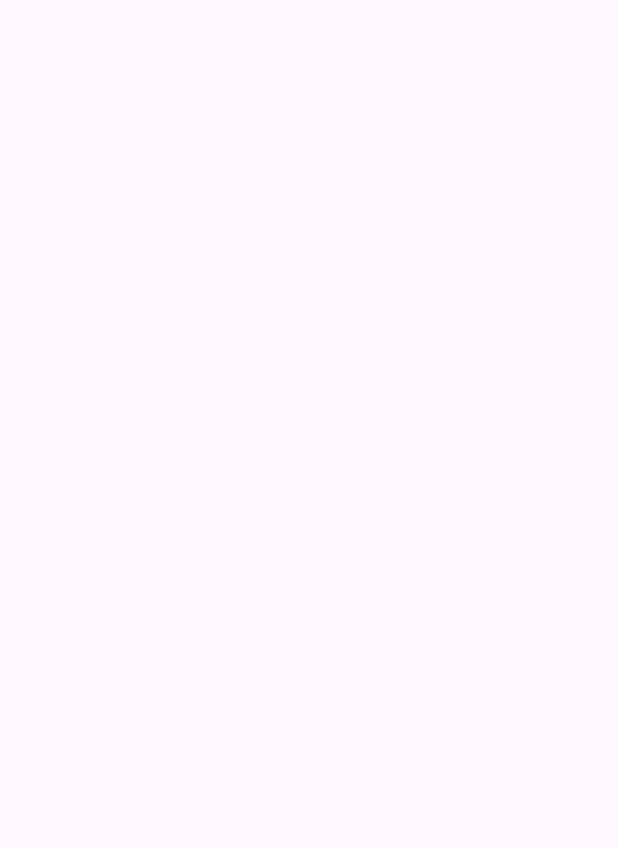
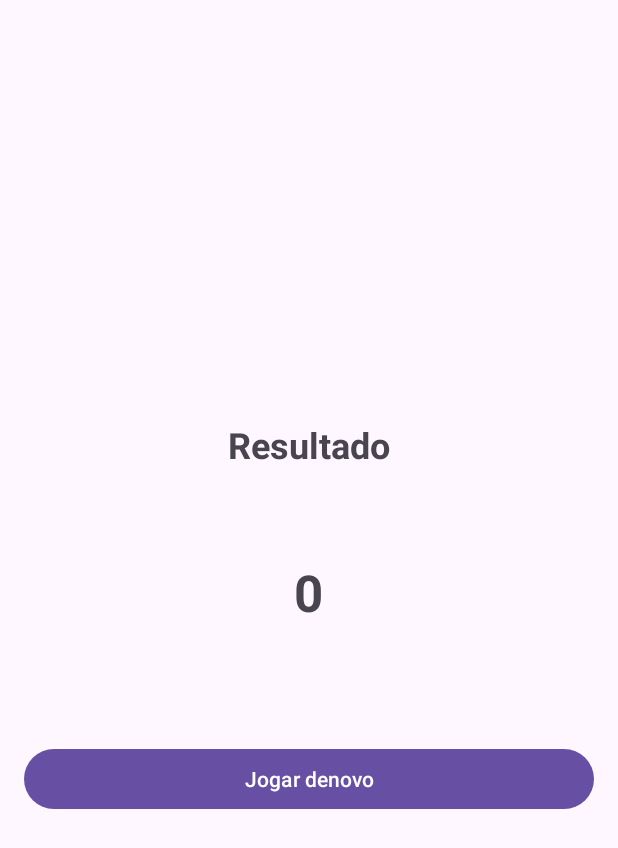
Before and after one commit to rdlf9254/flag-app, an Android app: the ResultActivity screen opened directly, with no data from a screen before it, on a phone screen of 412 x 824 dp. Before the commit the part shown is empty. Shown: the top 848 px of the screen. Run offline under Robolectric (Android 15) with nearby library versions, the phone set to English and light mode, and no system bars.

Commit message:
tela de resultado pronta

```diff
--- a/flagApp/app/src/main/java/br/ufpr/flagapp/QuizActivity.kt
+++ b/flagApp/app/src/main/java/br/ufpr/flagapp/QuizActivity.kt
@@ -97,19 +97,19 @@ class QuizActivity : AppCompatActivity() {
 
         if (userAnswer.equals(question.countryName, ignoreCase = true)) {
             score += 20
-            tvFeedback.text = "Correto!"
-            resultsSummary.add("Pergunta ${currentQuestionIndex}: Correto")
+            tvFeedback.text = "Acertou!"
+            resultsSummary.add("Pais ${question.countryName}: Acertou")
         } else {
-            tvFeedback.text = "Incorreto! Resposta: ${question.countryName}"
-            resultsSummary.add("Pergunta ${currentQuestionIndex}: Incorreto (Resposta: ${question.countryName})")
+            tvFeedback.text = "Errou! Era ${question.countryName}"
+            resultsSummary.add("Pais ${question.countryName}: Errou")
         }
 
         tvFeedback.visibility = View.VISIBLE
         etAnswer.isEnabled = false
-        btnSubmit.text = "Próxima Pergunta"
+        btnSubmit.text = "Próxima"
 
         if (currentQuestionIndex == questions.size) {
-            btnSubmit.text = "Ver Resultados"
+            btnSubmit.text = "Resultado"
         }
     }
 }
--- a/flagApp/app/src/main/java/br/ufpr/flagapp/ResultActivity.kt
+++ b/flagApp/app/src/main/java/br/ufpr/flagapp/ResultActivity.kt
@@ -5,16 +5,32 @@ import androidx.activity.enableEdgeToEdge
 import androidx.appcompat.app.AppCompatActivity
 import androidx.core.view.ViewCompat
 import androidx.core.view.WindowInsetsCompat
+import android.content.Intent
+import android.widget.Button
+import android.widget.TextView
 
 class ResultActivity : AppCompatActivity() {
     override fun onCreate(savedInstanceState: Bundle?) {
         super.onCreate(savedInstanceState)
-        enableEdgeToEdge()
         setContentView(R.layout.activity_result)
-        ViewCompat.setOnApplyWindowInsetsListener(findViewById(R.id.main)) { v, insets ->
-            val systemBars = insets.getInsets(WindowInsetsCompat.Type.systemBars())
-            v.setPadding(systemBars.left, systemBars.top, systemBars.right, systemBars.bottom)
-            insets
+
+        val tvPlayerName: TextView = findViewById(R.id.tvPlayerName)
+        val tvScore: TextView = findViewById(R.id.tvScore)
+        val tvResultsSummary: TextView = findViewById(R.id.tvResultsSummary)
+        val btnPlayAgain: Button = findViewById(R.id.btnPlayAgain)
+
+        val playerName = intent.getStringExtra("PLAYER_NAME")
+        val score = intent.getIntExtra("SCORE", 0)
+        val resultsSummary = intent.getStringArrayListExtra("RESULTS_SUMMARY")
+
+        tvPlayerName.text = playerName
+        tvScore.text = score.toString()
+        tvResultsSummary.text = resultsSummary?.joinToString("\n")
+
+        btnPlayAgain.setOnClickListener {
+            val intent = Intent(this, MainActivity::class.java)
+            startActivity(intent)
+            finish()
         }
     }
 }
--- a/flagApp/app/src/main/res/layout/activity_result.xml
+++ b/flagApp/app/src/main/res/layout/activity_result.xml
@@ -1,10 +1,51 @@
 <?xml version="1.0" encoding="utf-8"?>
-<androidx.constraintlayout.widget.ConstraintLayout xmlns:android="http://schemas.android.com/apk/res/android"
-    xmlns:app="http://schemas.android.com/apk/res-auto"
+<LinearLayout xmlns:android="http://schemas.android.com/apk/res/android"
     xmlns:tools="http://schemas.android.com/tools"
-    android:id="@+id/main"
     android:layout_width="match_parent"
     android:layout_height="match_parent"
+    android:gravity="center"
+    android:orientation="vertical"
+    android:padding="16dp"
     tools:context=".ResultActivity">
 
-</androidx.constraintlayout.widget.ConstraintLayout>
+    <TextView
+        android:layout_width="wrap_content"
+        android:layout_height="wrap_content"
+        android:text="Resultado"
+        android:textSize="24sp"
+        android:textStyle="bold" />
+
+    <TextView
+        android:id="@+id/tvPlayerName"
+        android:layout_width="wrap_content"
+        android:layout_height="wrap_content"
+        android:layout_marginTop="24dp"
+        android:textSize="20sp"
+        tools:text="Nome do Jogador" />
+
+    <TextView
+        android:id="@+id/tvScore"
+        android:layout_width="wrap_content"
+        android:layout_height="wrap_content"
+        android:layout_marginTop="8dp"
+        android:textSize="34sp"
+        android:textStyle="bold"
+        tools:text="100" />
+
+    <TextView
+        android:id="@+id/tvResultsSummary"
+        android:layout_width="match_parent"
+        android:layout_height="wrap_content"
+        android:layout_marginTop="24dp"
+        android:gravity="center"
+        android:textSize="16sp"
+        tools:text="Pergunta 1: Correto\nPergunta 2: Incorreto" />
+
+    <Button
+        android:id="@+id/btnPlayAgain"
+        android:layout_width="match_parent"
+        android:layout_height="wrap_content"
+        android:layout_marginTop="32dp"
+        android:text="Jogar denovo" />
+
+</LinearLayout>
```
